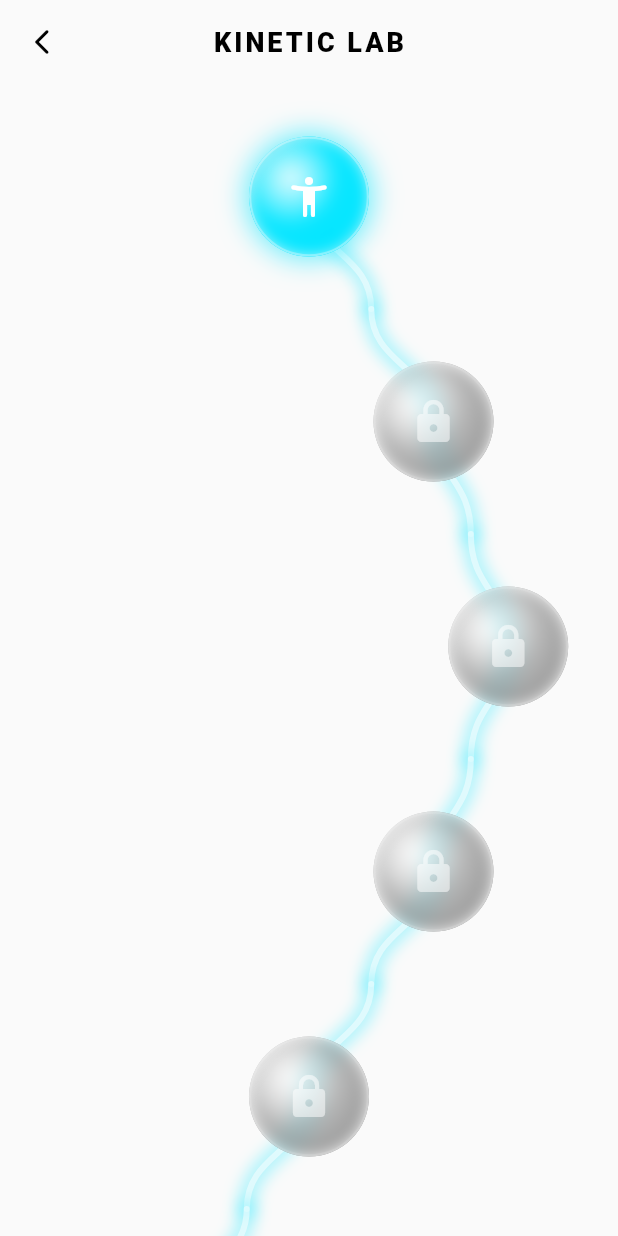
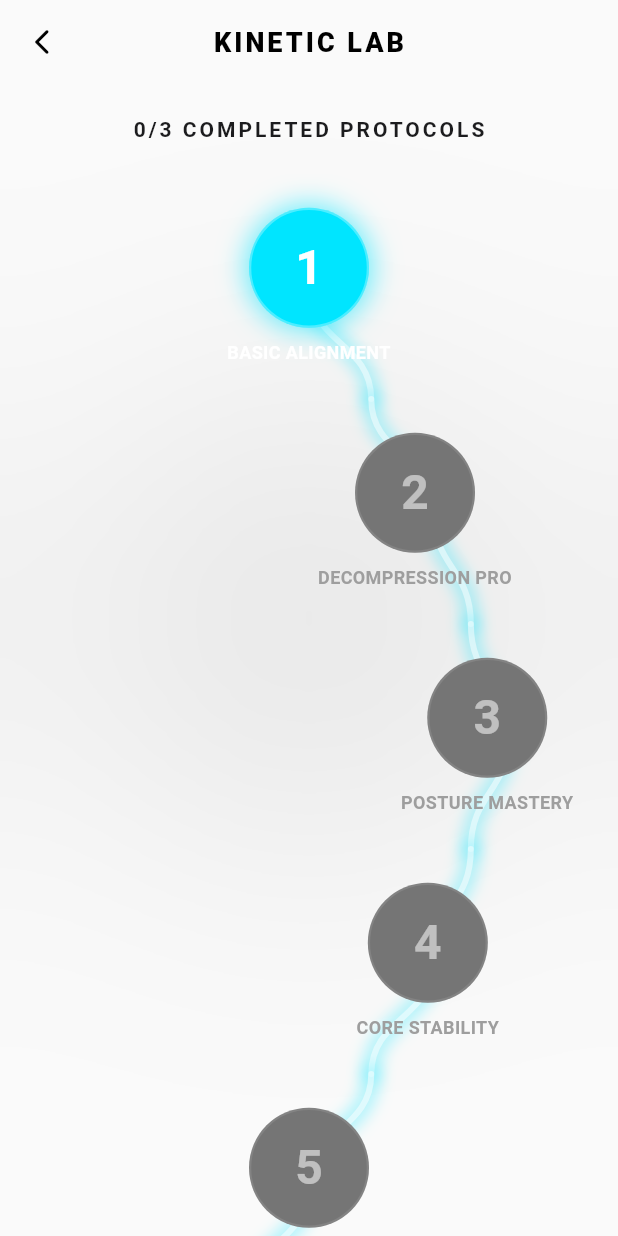
Before and after one commit to egorVVVolo/vytal_app, a Flutter app: the TrainingHubScreen screen opened directly, on a phone screen of 412 x 824 dp. Run offline on Flutter 3.47's test engine with Material 3 defaults, Android fonts, the phone set to English and light mode, and no system bars; drawn by our look-alikes of flutter_animate; our stand-ins replace camera, cloud_firestore, firebase_auth, firebase_core, fl_chart, flutter_local_notifications and 10 more; missing offline and left inert: google_mlkit_pose_detection; accounts and stored records are empty; network calls fail.

Commit message:
Fix UI issues across screens according to tasks 1-5
Co-authored-by: egorVVVolo <143265585+egorVVVolo@users.noreply.github.com>

```diff
--- a/lib/screens/protocol_library_screen.dart
+++ b/lib/screens/protocol_library_screen.dart
@@ -348,7 +348,7 @@ class _ProtocolCard extends StatelessWidget {
                     style: const TextStyle(
                       fontSize: 24,
                       fontWeight: FontWeight.bold,
-                      color: VytalColors.textPrimary,
+                      color: Colors.white,
 
                     ),
                   ),
@@ -464,7 +464,7 @@ class _ProtocolCard extends StatelessWidget {
                 },
                 style: ElevatedButton.styleFrom(
                   backgroundColor: accentColor,
-                  foregroundColor: VytalColors.textPrimary,
+                  foregroundColor: Colors.white,
                   shape: RoundedRectangleBorder(
                     borderRadius: BorderRadius.circular(24),
                   ),
@@ -497,7 +497,7 @@ class _ProtocolCard extends StatelessWidget {
       child: Text(
         text,
         style: TextStyle(
-          color: color,
+          color: color == VytalColors.textPrimary ? Colors.white : color,
           fontSize: 10,
           fontWeight: FontWeight.bold,
 
--- a/lib/screens/sleep_hgh_screen.dart
+++ b/lib/screens/sleep_hgh_screen.dart
@@ -191,6 +191,7 @@ class _SleepHghScreenState extends State<SleepHghScreen> {
                       ),
                       decoration: BoxDecoration(
                         color: Colors.transparent, // Minimalist
+                        borderRadius: BorderRadius.circular(20),
                         border: Border.all(
                           color: VytalColors.textSecondary,
                           width: 0.5,
@@ -271,6 +272,7 @@ class _SleepHghScreenState extends State<SleepHghScreen> {
                     padding: const EdgeInsets.all(16),
                     decoration: BoxDecoration(
                       color: Colors.transparent, // Minimalist
+                      borderRadius: BorderRadius.circular(20),
                       border: Border.all(
                         color: VytalColors.primaryAccent.withValues(alpha: 0.5),
                         width: 0.5,
@@ -323,6 +325,7 @@ class _SleepHghScreenState extends State<SleepHghScreen> {
                   color: _notificationsEnabled
                       ? VytalColors.textPrimary
                       : Colors.transparent, // Sharp and minimal
+                  borderRadius: BorderRadius.circular(20),
                   border: Border.all(
                     color: _notificationsEnabled
                         ? VytalColors.secondaryAccent
@@ -378,6 +381,7 @@ class _SleepHghScreenState extends State<SleepHghScreen> {
       padding: const EdgeInsets.all(20),
       decoration: BoxDecoration(
         color: Colors.transparent, // Minimalist transparent background
+        borderRadius: BorderRadius.circular(20),
         border: isHighlight
             ? Border.all(color: color, width: 1.0)
             : Border.all(color: VytalColors.textSecondary, width: 0.5),
--- a/lib/screens/training_hub_screen.dart
+++ b/lib/screens/training_hub_screen.dart
@@ -69,7 +69,44 @@ class _TrainingHubScreenState extends State<TrainingHubScreen> {
           ? const Center(
         child: CircularProgressIndicator(color: VytalColors.primaryNeon),
       )
-          : LevelPathView(
+          : Stack(
+              children: [
+                Positioned.fill(
+                  child: Align(
+                    alignment: Alignment.center,
+                    child: Container(
+                      width: 300,
+                      height: 300,
+                      decoration: BoxDecoration(
+                        shape: BoxShape.circle,
+                        color: VytalColors.primaryAccent.withValues(alpha: 0.1),
+                      ),
+                      child: BackdropFilter(
+                        filter: ImageFilter.blur(sigmaX: 100, sigmaY: 100),
+                        child: Container(color: Colors.transparent),
+                      ),
+                    ),
+                  ),
+                ),
+                SafeArea(
+                  child: Column(
+                    children: [
+                      Padding(
+                        padding: const EdgeInsets.symmetric(vertical: 20.0),
+                        child: Center(
+                          child: Text(
+                            "$_todayWorkoutCount/3 COMPLETED PROTOCOLS",
+                            style: const TextStyle(
+                              color: VytalColors.primaryAccent,
+                              fontWeight: FontWeight.bold,
+                              fontSize: 14,
+                              letterSpacing: 2,
+                            ),
+                          ),
+                        ),
+                      ),
+                      Expanded(
+                        child: LevelPathView(
                           // Берем объединенный длинный список из всех категорий
                           workouts: WorkoutsData.allWorkoutsPath,
                           todayWorkoutCount: _todayWorkoutCount,
@@ -92,6 +129,12 @@ class _TrainingHubScreenState extends State<TrainingHubScreen> {
                             _loadProgress();
                           },
                         ),
+                      ),
+                    ],
+                  ),
+                ),
+              ],
+            ),
     );
   }
 }
--- a/lib/widgets/growth_capsule.dart
+++ b/lib/widgets/growth_capsule.dart
@@ -30,7 +30,7 @@ class GrowthCapsule extends StatelessWidget {
     return Container(
       padding: const EdgeInsets.all(20),
       decoration: BoxDecoration(
-        color: VytalColors.textPrimary,
+        color: VytalColors.surface,
         borderRadius: BorderRadius.circular(24),
         border: Border.all(color: VytalColors.textPrimary.withValues(alpha: 0.05)),
         boxShadow: [
--- a/lib/widgets/level_path_view.dart
+++ b/lib/widgets/level_path_view.dart
@@ -88,23 +88,15 @@ class _LevelPathViewState extends State<LevelPathView> {
       iconData = Icons.lock_rounded;
     }
 
-    Widget nodeContent = Container(
+    Widget nodeContent = Column(
+      mainAxisAlignment: MainAxisAlignment.center,
+      children: [
+        Container(
           width: 80,
           height: 80,
           decoration: BoxDecoration(
             shape: BoxShape.circle,
-        // RadialGradient for 3D sphere effect
-        gradient: RadialGradient(
-          center: const Alignment(-0.3, -0.3),
-          radius: 0.8,
-          colors: [
-            Colors.white.withValues(alpha: isLocked ? 0.3 : 0.8), // Highlight
-            baseColor.withValues(alpha: isLocked ? 0.5 : 0.9),    // Base color
-            baseColor.withValues(alpha: isLocked ? 0.8 : 1.0),    // Darker edge
-          ],
-          stops: const [0.0, 0.5, 1.0],
-        ),
-        // BoxShadow for outer neon glow
+            color: baseColor,
             boxShadow: [
               if (!isLocked)
                 BoxShadow(
@@ -113,39 +105,39 @@ class _LevelPathViewState extends State<LevelPathView> {
                   spreadRadius: 2,
                 ),
             ],
-      ),
-      child: ClipOval(
-        child: BackdropFilter(
-          filter: ImageFilter.blur(sigmaX: 5, sigmaY: 5), // Glassmorphism blur
-          child: Container(
-            decoration: BoxDecoration(
-              shape: BoxShape.circle,
-              color: Colors.white.withValues(alpha: 0.1), // Subtle glass tint
-              // Simulating inner shadow with an overlay gradient
-              gradient: RadialGradient(
-                center: const Alignment(0.5, 0.5),
-                radius: 1.0,
-                colors: [
-                  Colors.transparent,
-                  Colors.black.withValues(alpha: 0.3),
-                ],
-                stops: const [0.7, 1.0],
-              ),
             border: Border.all(
               color: Colors.white.withValues(alpha: isLocked ? 0.1 : 0.3),
               width: 1.5,
             ),
           ),
           child: Center(
-              child: Icon(
-                iconData,
+            child: isCompleted
+                ? Icon(
+                    Icons.check_rounded,
                     color: isLocked ? Colors.white54 : Colors.white,
                     size: 32,
+                  )
+                : Text(
+                    '${index + 1}',
+                    style: TextStyle(
+                      color: isLocked ? Colors.white54 : Colors.white,
+                      fontSize: 32,
+                      fontWeight: FontWeight.bold,
                     ),
                   ),
           ),
         ),
+        const SizedBox(height: 8),
+        Text(
+          workout.title,
+          textAlign: TextAlign.center,
+          style: TextStyle(
+            color: isLocked ? Colors.grey : Colors.white,
+            fontSize: 12,
+            fontWeight: FontWeight.bold,
           ),
+        ),
+      ],
     );
 
     // Add interactivity and appearance animations
--- a/lib/widgets/profile_menu_item.dart
+++ b/lib/widgets/profile_menu_item.dart
@@ -43,13 +43,13 @@ class ProfileMenuItem extends StatelessWidget {
         title: Text(
           title,
           style: TextStyle(
-            color: isDestructive ? VytalColors.warningAccent : VytalColors.textPrimary,
+            color: isDestructive ? VytalColors.warningAccent : Colors.white,
             fontWeight: FontWeight.w500,
           ),
         ),
         trailing: Icon(
           Icons.chevron_right_rounded,
-          color: VytalColors.textPrimary.withValues(alpha: 0.2),
+          color: Colors.white.withValues(alpha: 0.2),
         ),
       ),
     );
--- a/lib/widgets/weekly_calendar.dart
+++ b/lib/widgets/weekly_calendar.dart
@@ -61,7 +61,7 @@ class WeeklyCalendar extends StatelessWidget {
                   Text(
                     _getWeekday(date.weekday),
                     style: TextStyle(
-                      color: isSelected ? VytalColors.textPrimary : VytalColors.textSecondary,
+                      color: isSelected ? Colors.white : VytalColors.textSecondary,
                       fontSize: 12,
                       fontWeight: FontWeight.bold,
                     ),
@@ -70,7 +70,7 @@ class WeeklyCalendar extends StatelessWidget {
                   Text(
                     date.day.toString(),
                     style: TextStyle(
-                      color: isSelected ? VytalColors.textPrimary : VytalColors.textPrimary,
+                      color: isSelected ? Colors.white : VytalColors.textPrimary,
                       fontSize: 20,
                       fontWeight: FontWeight.bold,
                     ),
```
Also changed, not shown: lib/screens/dashboard_screen.dart (+19 -3 lines), lib/widgets/habit_tile.dart (+6 -6 lines). Lines whose indentation alone changed are shown as unchanged.
